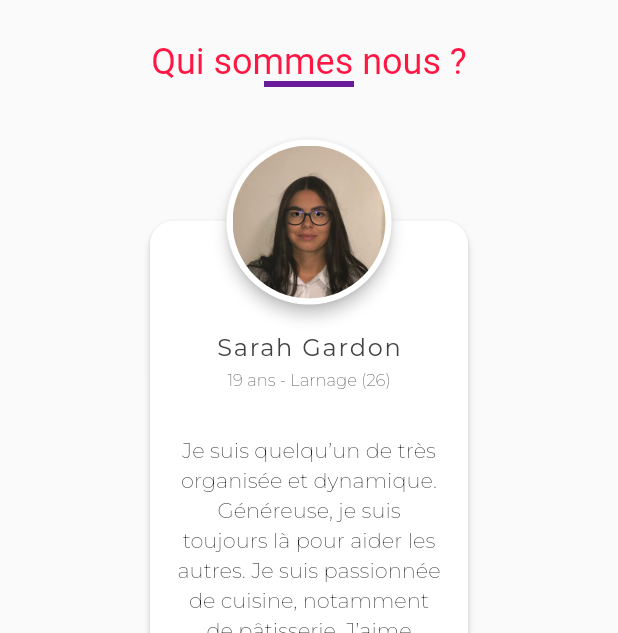
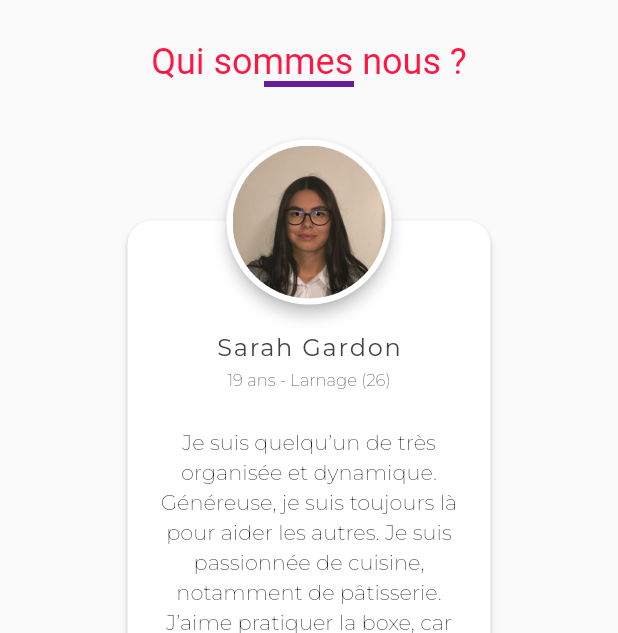
Before and after one commit to gilhardl/com_valglo, a Flutter app: the screen it shows after launch, scrolled down 1152 dp, on a phone screen of 412 x 824 dp, the part 603-1236 px from its top. Run offline on Flutter 3.47's test engine with Material 2 defaults, Android fonts, the phone set to English and light mode, and no system bars; our stand-ins replace carousel_slider, firebase_storage, google_fonts; missing offline and left inert: firebase; accounts and stored records are empty; network calls fail; Roboto replaces fonts that are missing (Galada).

Commit message:
fix missing words on some person's presentation

```diff
--- a/lib/ui/home/about_us_section.dart
+++ b/lib/ui/home/about_us_section.dart
@@ -36,7 +36,7 @@ class AboutUsSection extends StatelessWidget {
                 children: _persons
                     .map((Person person) => ConstrainedBox(
                           constraints: BoxConstraints.tightFor(
-                              width: 220.0, height: 380.0),
+                              width: 250.0, height: 350.0),
                           child: PersonCard(
                             name: person.name,
                             age: person.age,
@@ -75,7 +75,7 @@ class PersonCard extends StatelessWidget {
   Widget build(BuildContext context) {
     return ConstrainedBox(
       constraints: BoxConstraints.tightFor(
-        width: 110.0,
+        width: 130.0,
         height: 190.0,
       ),
       child: Stack(
```
